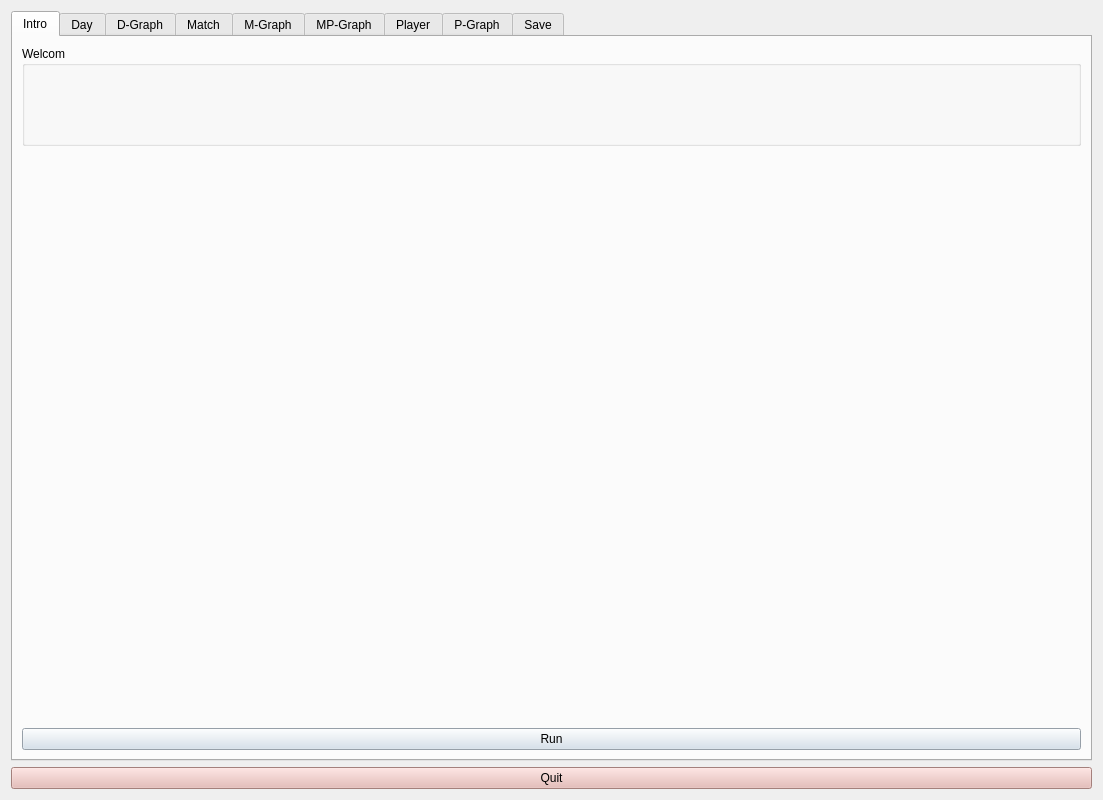
The window that uiFiles/physico_main.ui (sseungyong/physico_project) describes before a commit, drawn with Qt 5.
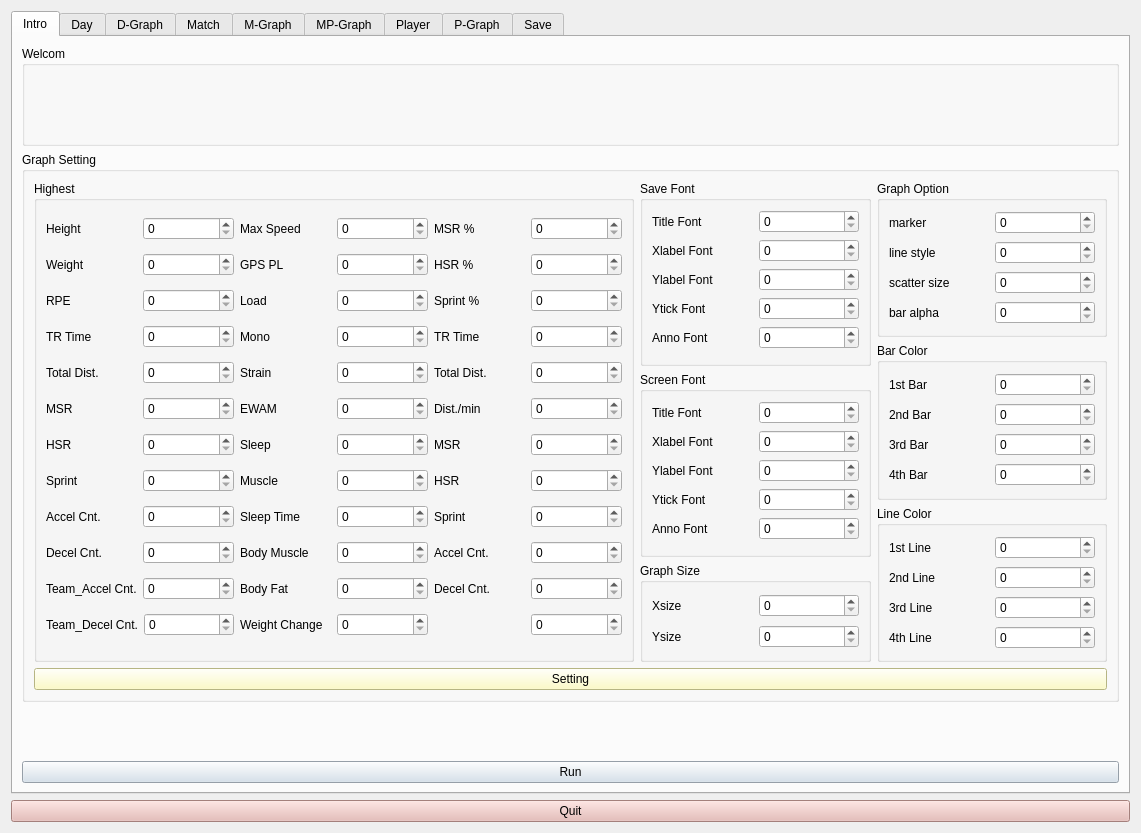
The same window after the commit. Icons and pictures are not drawn.

Commit message: updated Dist. Load

What changed in the file:
```diff
--- a/uiFiles/physico_main.ui
+++ b/uiFiles/physico_main.ui
@@ -6,8 +6,8 @@
    <rect>
     <x>0</x>
     <y>0</y>
-    <width>1103</width>
-    <height>800</height>
+    <width>1141</width>
+    <height>833</height>
    </rect>
   </property>
   <property name="minimumSize">
@@ -74,6 +74,964 @@
          </layout>
         </widget>
        </item>
+       <item>
+        <widget class="QGroupBox" name="groupBox_4">
+         <property name="minimumSize">
+          <size>
+           <width>0</width>
+           <height>550</height>
+          </size>
+         </property>
+         <property name="title">
+          <string>Graph Setting</string>
+         </property>
+         <layout class="QVBoxLayout" name="verticalLayout_50">
+          <item>
+           <layout class="QHBoxLayout" name="horizontalLayout_78">
+            <item>
+             <widget class="QGroupBox" name="groupBox_5">
+              <property name="minimumSize">
+               <size>
+                <width>600</width>
+                <height>0</height>
+               </size>
+              </property>
+              <property name="title">
+               <string>Highest</string>
+              </property>
+              <layout class="QGridLayout" name="gridLayout_9">
+               <item row="4" column="0">
+                <layout class="QHBoxLayout" name="horizontalLayout_20">
+                 <item>
+                  <widget class="QLabel" name="label_15">
+                   <property name="text">
+                    <string>Total Dist.</string>
+                   </property>
+                  </widget>
+                 </item>
+                 <item>
+                  <widget class="QSpinBox" name="spinBox_5"/>
+                 </item>
+                </layout>
+               </item>
+               <item row="0" column="0">
+                <layout class="QHBoxLayout" name="horizontalLayout_16">
+                 <item>
+                  <widget class="QLabel" name="label_11">
+                   <property name="text">
+                    <string>Height</string>
+                   </property>
+                  </widget>
+                 </item>
+                 <item>
+                  <widget class="QSpinBox" name="spinBox"/>
+                 </item>
+                </layout>
+               </item>
+               <item row="1" column="0">
+                <layout class="QHBoxLayout" name="horizontalLayout_17">
+                 <item>
+                  <widget class="QLabel" name="label_12">
+                   <property name="text">
+                    <string>Weight</string>
+                   </property>
+                  </widget>
+                 </item>
+                 <item>
+                  <widget class="QSpinBox" name="spinBox_2"/>
+                 </item>
+                </layout>
+               </item>
+               <item row="1" column="1">
+                <layout class="QHBoxLayout" name="horizontalLayout_36">
+                 <item>
+                  <widget class="QLabel" name="label_31">
+                   <property name="text">
+                    <string>GPS PL</string>
+                   </property>
+                  </widget>
+                 </item>
+                 <item>
+                  <widget class="QSpinBox" name="spinBox_21"/>
+                 </item>
+                </layout>
+               </item>
+               <item row="2" column="1">
+                <layout class="QHBoxLayout" name="horizontalLayout_28">
+                 <item>
+                  <widget class="QLabel" name="label_23">
+                   <property name="text">
+                    <string>Load</string>
+                   </property>
+                  </widget>
+                 </item>
+                 <item>
+                  <widget class="QSpinBox" name="spinBox_13"/>
+                 </item>
+                </layout>
+               </item>
+               <item row="0" column="1">
+                <layout class="QHBoxLayout" name="horizontalLayout_35">
+                 <item>
+                  <widget class="QLabel" name="label_30">
+                   <property name="text">
+                    <string>Max Speed</string>
+                   </property>
+                  </widget>
+                 </item>
+                 <item>
+                  <widget class="QSpinBox" name="spinBox_20"/>
+                 </item>
+                </layout>
+               </item>
+               <item row="0" column="2">
+                <layout class="QHBoxLayout" name="horizontalLayout_44">
+                 <item>
+                  <widget class="QLabel" name="label_39">
+                   <property name="text">
+                    <string>MSR %</string>
+                   </property>
+                  </widget>
+                 </item>
+                 <item>
+                  <widget class="QSpinBox" name="spinBox_29"/>
+                 </item>
+                </layout>
+               </item>
+               <item row="2" column="0">
+                <layout class="QHBoxLayout" name="horizontalLayout_18">
+                 <item>
+                  <widget class="QLabel" name="label_13">
+                   <property name="text">
+                    <string>RPE</string>
+                   </property>
+                  </widget>
+                 </item>
+                 <item>
+                  <widget class="QSpinBox" name="spinBox_3"/>
+                 </item>
+                </layout>
+               </item>
+               <item row="5" column="0">
+                <layout class="QHBoxLayout" name="horizontalLayout_21">
+                 <item>
+                  <widget class="QLabel" name="label_16">
+                   <property name="text">
+                    <string>MSR</string>
+                   </property>
+                  </widget>
+                 </item>
+                 <item>
+                  <widget class="QSpinBox" name="spinBox_6"/>
+                 </item>
+                </layout>
+               </item>
+               <item row="2" column="2">
+                <layout class="QHBoxLayout" name="horizontalLayout_50">
+                 <item>
+                  <widget class="QLabel" name="label_45">
+                   <property name="text">
+                    <string>Sprint %</string>
+                   </property>
+                  </widget>
+                 </item>
+                 <item>
+                  <widget class="QSpinBox" name="spinBox_35"/>
+                 </item>
+                </layout>
+               </item>
+               <item row="3" column="1">
+                <layout class="QHBoxLayout" name="horizontalLayout_31">
+                 <item>
+                  <widget class="QLabel" name="label_26">
+                   <property name="text">
+                    <string>Mono</string>
+                   </property>
+                  </widget>
+                 </item>
+                 <item>
+                  <widget class="QSpinBox" name="spinBox_16"/>
+                 </item>
+                </layout>
+               </item>
+               <item row="3" column="2">
+                <layout class="QHBoxLayout" name="horizontalLayout_48">
+                 <item>
+                  <widget class="QLabel" name="label_43">
+                   <property name="text">
+                    <string>TR Time &lt;SUM&gt;</string>
+                   </property>
+                  </widget>
+                 </item>
+                 <item>
+                  <widget class="QSpinBox" name="spinBox_33"/>
+                 </item>
+                </layout>
+               </item>
+               <item row="4" column="1">
+                <layout class="QHBoxLayout" name="horizontalLayout_32">
+                 <item>
+                  <widget class="QLabel" name="label_27">
+                   <property name="text">
+                    <string>Strain</string>
+                   </property>
+                  </widget>
+                 </item>
+                 <item>
+                  <widget class="QSpinBox" name="spinBox_17"/>
+                 </item>
+                </layout>
+               </item>
+               <item row="1" column="2">
+                <layout class="QHBoxLayout" name="horizontalLayout_40">
+                 <item>
+                  <widget class="QLabel" name="label_35">
+                   <property name="text">
+                    <string>HSR %</string>
+                   </property>
+                  </widget>
+                 </item>
+                 <item>
+                  <widget class="QSpinBox" name="spinBox_25"/>
+                 </item>
+                </layout>
+               </item>
+               <item row="3" column="0">
+                <layout class="QHBoxLayout" name="horizontalLayout_19">
+                 <item>
+                  <widget class="QLabel" name="label_14">
+                   <property name="text">
+                    <string>TR Time</string>
+                   </property>
+                  </widget>
+                 </item>
+                 <item>
+                  <widget class="QSpinBox" name="spinBox_4"/>
+                 </item>
+                </layout>
+               </item>
+               <item row="11" column="0">
+                <layout class="QHBoxLayout" name="horizontalLayout_27">
+                 <item>
+                  <widget class="QLabel" name="label_22">
+                   <property name="text">
+                    <string>Team_Decel Cnt.</string>
+                   </property>
+                  </widget>
+                 </item>
+                 <item>
+                  <widget class="QSpinBox" name="spinBox_12"/>
+                 </item>
+                </layout>
+               </item>
+               <item row="9" column="0">
+                <layout class="QHBoxLayout" name="horizontalLayout_25">
+                 <item>
+                  <widget class="QLabel" name="label_20">
+                   <property name="text">
+                    <string>Decel Cnt.</string>
+                   </property>
+                  </widget>
+                 </item>
+                 <item>
+                  <widget class="QSpinBox" name="spinBox_10"/>
+                 </item>
+                </layout>
+               </item>
+               <item row="7" column="0">
+                <layout class="QHBoxLayout" name="horizontalLayout_23">
+                 <item>
+                  <widget class="QLabel" name="label_18">
+                   <property name="text">
+                    <string>Sprint</string>
+                   </property>
+                  </widget>
+                 </item>
+                 <item>
+                  <widget class="QSpinBox" name="spinBox_8"/>
+                 </item>
+                </layout>
+               </item>
+               <item row="10" column="2">
+                <layout class="QHBoxLayout" name="horizontalLayout_42">
+                 <item>
+                  <widget class="QLabel" name="label_37">
+                   <property name="text">
+                    <string>Decel Cnt. &lt;SUM&gt;</string>
+                   </property>
+                  </widget>
+                 </item>
+                 <item>
+                  <widget class="QSpinBox" name="spinBox_27"/>
+                 </item>
+                </layout>
+               </item>
+               <item row="4" column="2">
+                <layout class="QHBoxLayout" name="horizontalLayout_49">
+                 <item>
+                  <widget class="QLabel" name="label_44">
+                   <property name="text">
+                    <string>Total Dist. &lt;SUM&gt;</string>
+                   </property>
+                  </widget>
+                 </item>
+                 <item>
+                  <widget class="QSpinBox" name="spinBox_34"/>
+                 </item>
+                </layout>
+               </item>
+               <item row="9" column="1">
+                <layout class="QHBoxLayout" name="horizontalLayout_39">
+                 <item>
+                  <widget class="QLabel" name="label_34">
+                   <property name="text">
+                    <string>Body Muscle</string>
+                   </property>
+                  </widget>
+                 </item>
+                 <item>
+                  <widget class="QSpinBox" name="spinBox_24"/>
+                 </item>
+                </layout>
+               </item>
+               <item row="11" column="1">
+                <layout class="QHBoxLayout" name="horizontalLayout_30">
+                 <item>
+                  <widget class="QLabel" name="label_25">
+                   <property name="text">
+                    <string>Weight Change</string>
+                   </property>
+                  </widget>
+                 </item>
+                 <item>
+                  <widget class="QSpinBox" name="spinBox_15"/>
+                 </item>
+                </layout>
+               </item>
+               <item row="6" column="2">
+                <layout class="QHBoxLayout" name="horizontalLayout_43">
+                 <item>
+                  <widget class="QLabel" name="label_38">
+                   <property name="text">
+                    <string>MSR &lt;SUM&gt;</string>
+                   </property>
+                  </widget>
+                 </item>
+                 <item>
+                  <widget class="QSpinBox" name="spinBox_28"/>
+                 </item>
+                </layout>
+               </item>
+               <item row="6" column="1">
+                <layout class="QHBoxLayout" name="horizontalLayout_34">
+                 <item>
+                  <widget class="QLabel" name="label_29">
+                   <property name="text">
+                    <string>Sleep</string>
+                   </property>
+                  </widget>
+                 </item>
+                 <item>
+                  <widget class="QSpinBox" name="spinBox_19"/>
+                 </item>
+                </layout>
+               </item>
+               <item row="9" column="2">
+                <layout class="QHBoxLayout" name="horizontalLayout_47">
+                 <item>
+                  <widget class="QLabel" name="label_42">
+                   <property name="text">
+                    <string>Accel Cnt. &lt;SUM&gt;</string>
+                   </property>
+                  </widget>
+                 </item>
+                 <item>
+                  <widget class="QSpinBox" name="spinBox_32"/>
+                 </item>
+                </layout>
+               </item>
+               <item row="6" column="0">
+                <layout class="QHBoxLayout" name="horizontalLayout_22">
+                 <item>
+                  <widget class="QLabel" name="label_17">
+                   <property name="text">
+                    <string>HSR</string>
+                   </property>
+                  </widget>
+                 </item>
+                 <item>
+                  <widget class="QSpinBox" name="spinBox_7"/>
+                 </item>
+                </layout>
+               </item>
+               <item row="10" column="0">
+                <layout class="QHBoxLayout" name="horizontalLayout_26">
+                 <item>
+                  <widget class="QLabel" name="label_21">
+                   <property name="text">
+                    <string>Team_Accel Cnt.</string>
+                   </property>
+                  </widget>
+                 </item>
+                 <item>
+                  <widget class="QSpinBox" name="spinBox_11"/>
+                 </item>
+                </layout>
+               </item>
+               <item row="5" column="1">
+                <layout class="QHBoxLayout" name="horizontalLayout_37">
+                 <item>
+                  <widget class="QLabel" name="label_32">
+                   <property name="text">
+                    <string>EWAM</string>
+                   </property>
+                  </widget>
+                 </item>
+                 <item>
+                  <widget class="QSpinBox" name="spinBox_22"/>
+                 </item>
+                </layout>
+               </item>
+               <item row="8" column="0">
+                <layout class="QHBoxLayout" name="horizontalLayout_24">
+                 <item>
+                  <widget class="QLabel" name="label_19">
+                   <property name="text">
+                    <string>Accel Cnt.</string>
+                   </property>
+                  </widget>
+                 </item>
+                 <item>
+                  <widget class="QSpinBox" name="spinBox_9"/>
+                 </item>
+                </layout>
+               </item>
+               <item row="7" column="1">
+                <layout class="QHBoxLayout" name="horizontalLayout_29">
+                 <item>
+                  <widget class="QLabel" name="label_24">
+                   <property name="text">
+                    <string>Muscle</string>
+                   </property>
+                  </widget>
+                 </item>
+                 <item>
+                  <widget class="QSpinBox" name="spinBox_14"/>
+                 </item>
+                </layout>
+               </item>
+               <item row="8" column="1">
+                <layout class="QHBoxLayout" name="horizontalLayout_33">
+                 <item>
+                  <widget class="QLabel" name="label_28">
+                   <property name="text">
+                    <string>Sleep Time</string>
+                   </property>
+                  </widget>
+                 </item>
+                 <item>
+                  <widget class="QSpinBox" name="spinBox_18"/>
+                 </item>
+                </layout>
+               </item>
+               <item row="5" column="2">
+                <layout class="QHBoxLayout" name="horizontalLayout_45">
+                 <item>
+                  <widget class="QLabel" name="label_40">
+                   <property name="text">
+                    <string>Dist./min &lt;SUM&gt;</string>
+                   </property>
+                  </widget>
+                 </item>
+                 <item>
+                  <widget class="QSpinBox" name="spinBox_30"/>
+                 </item>
+                </layout>
+               </item>
+               <item row="10" column="1">
+                <layout class="QHBoxLayout" name="horizontalLayout_38">
+                 <item>
+                  <widget class="QLabel" name="label_33">
+                   <property name="text">
+                    <string>Body Fat</string>
+                   </property>
+                  </widget>
+                 </item>
+                 <item>
+                  <widget class="QSpinBox" name="spinBox_23"/>
+                 </item>
+                </layout>
+               </item>
+               <item row="8" column="2">
+                <layout class="QHBoxLayout" name="horizontalLayout_41">
+                 <item>
+                  <widget class="QLabel" name="label_36">
+                   <property name="text">
+                    <string>Sprint &lt;SUM&gt;</string>
+                   </property>
+                  </widget>
+                 </item>
+                 <item>
+                  <widget class="QSpinBox" name="spinBox_26"/>
+                 </item>
+                </layout>
+               </item>
+               <item row="7" column="2">
+                <layout class="QHBoxLayout" name="horizontalLayout_51">
+                 <item>
+                  <widget class="QLabel" name="label_46">
+                   <property name="text">
+                    <string>HSR &lt;SUM&gt;</string>
+                   </property>
+                  </widget>
+                 </item>
+                 <item>
+                  <widget class="QSpinBox" name="spinBox_36"/>
+                 </item>
+                </layout>
+               </item>
+               <item row="11" column="2">
+                <layout class="QHBoxLayout" name="horizontalLayout_46">
+                 <item>
+                  <widget class="QLabel" name="label_41">
+                   <property name="text">
+                    <string/>
+                   </property>
+                  </widget>
+                 </item>
+                 <item>
+                  <widget class="QSpinBox" name="spinBox_31"/>
+                 </item>
+                </layout>
+               </item>
+              </layout>
+             </widget>
+            </item>
+            <item>
+             <layout class="QVBoxLayout" name="verticalLayout_43">
+              <item>
+               <widget class="QGroupBox" name="groupBox_8">
+                <property name="minimumSize">
+                 <size>
+                  <width>0</width>
+                  <height>185</height>
+                 </size>
+                </property>
+                <property name="title">
+                 <string>Save Font</string>
+                </property>
+                <layout class="QVBoxLayout" name="verticalLayout_44">
+                 <item>
+                  <layout class="QHBoxLayout" name="horizontalLayout_53">
+                   <item>
+                    <widget class="QLabel" name="label_48">
+                     <property name="text">
+                      <string>Title Font</string>
+                     </property>
+                    </widget>
+                   </item>
+                   <item>
+                    <widget class="QSpinBox" name="spinBox_38"/>
+                   </item>
+                  </layout>
+                 </item>
+                 <item>
+                  <layout class="QHBoxLayout" name="horizontalLayout_54">
+                   <item>
+                    <widget class="QLabel" name="label_49">
+                     <property name="text">
+                      <string>Xlabel Font</string>
+                     </property>
+                    </widget>
+                   </item>
+                   <item>
+                    <widget class="QSpinBox" name="spinBox_39"/>
+                   </item>
+                  </layout>
+                 </item>
+                 <item>
+                  <layout class="QHBoxLayout" name="horizontalLayout_55">
+                   <item>
+                    <widget class="QLabel" name="label_50">
+                     <property name="text">
+                      <string>Ylabel Font</string>
+                     </property>
+                    </widget>
+                   </item>
+                   <item>
+                    <widget class="QSpinBox" name="spinBox_40"/>
+                   </item>
+                  </layout>
+                 </item>
+                 <item>
+                  <layout class="QHBoxLayout" name="horizontalLayout_57">
+                   <item>
+                    <widget class="QLabel" name="label_52">
+                     <property name="text">
+                      <string>Ytick Font</string>
+                     </property>
+                    </widget>
+                   </item>
+                   <item>
+                    <widget class="QSpinBox" name="spinBox_42"/>
+                   </item>
+                  </layout>
+                 </item>
+                 <item>
+                  <layout class="QHBoxLayout" name="horizontalLayout_56">
+                   <item>
+                    <widget class="QLabel" name="label_51">
+                     <property name="text">
+                      <string>Anno Font</string>
+                     </property>
+                    </widget>
+                   </item>
+                   <item>
+                    <widget class="QSpinBox" name="spinBox_41"/>
+                   </item>
+                  </layout>
+                 </item>
+                </layout>
+               </widget>
+              </item>
+              <item>
+               <widget class="QGroupBox" name="groupBox_7">
+                <property name="minimumSize">
+                 <size>
+                  <width>0</width>
+                  <height>185</height>
+                 </size>
+                </property>
+                <property name="title">
+                 <string>Screen Font</string>
+                </property>
+                <layout class="QVBoxLayout" name="verticalLayout_45">
+                 <item>
+                  <layout class="QHBoxLayout" name="horizontalLayout_59">
+                   <item>
+                    <widget class="QLabel" name="label_54">
+                     <property name="text">
+                      <string>Title Font</string>
+                     </property>
+                    </widget>
+                   </item>
+                   <item>
+                    <widget class="QSpinBox" name="spinBox_44"/>
+                   </item>
+                  </layout>
+                 </item>
+                 <item>
+                  <layout class="QHBoxLayout" name="horizontalLayout_62">
+                   <item>
+                    <widget class="QLabel" name="label_57">
+                     <property name="text">
+                      <string>Xlabel Font</string>
+                     </property>
+                    </widget>
+                   </item>
+                   <item>
+                    <widget class="QSpinBox" name="spinBox_47"/>
+                   </item>
+                  </layout>
+                 </item>
+                 <item>
+                  <layout class="QHBoxLayout" name="horizontalLayout_58">
+                   <item>
+                    <widget class="QLabel" name="label_53">
+                     <property name="text">
+                      <string>Ylabel Font</string>
+                     </property>
+                    </widget>
+                   </item>
+                   <item>
+                    <widget class="QSpinBox" name="spinBox_43"/>
+                   </item>
+                  </layout>
+                 </item>
+                 <item>
+                  <layout class="QHBoxLayout" name="horizontalLayout_60">
+                   <item>
+                    <widget class="QLabel" name="label_55">
+                     <property name="text">
+                      <string>Ytick Font</string>
+                     </property>
+                    </widget>
+                   </item>
+                   <item>
+                    <widget class="QSpinBox" name="spinBox_45"/>
+                   </item>
+                  </layout>
+                 </item>
+                 <item>
+                  <layout class="QHBoxLayout" name="horizontalLayout_61">
+                   <item>
+                    <widget class="QLabel" name="label_56">
+                     <property name="text">
+                      <string>Anno Font</string>
+                     </property>
+                    </widget>
+                   </item>
+                   <item>
+                    <widget class="QSpinBox" name="spinBox_46"/>
+                   </item>
+                  </layout>
+                 </item>
+                </layout>
+               </widget>
+              </item>
+              <item>
+               <widget class="QGroupBox" name="groupBox_6">
+                <property name="title">
+                 <string>Graph Size</string>
+                </property>
+                <layout class="QVBoxLayout" name="verticalLayout_46">
+                 <item>
+                  <layout class="QHBoxLayout" name="horizontalLayout_63">
+                   <item>
+                    <widget class="QLabel" name="label_58">
+                     <property name="text">
+                      <string>Xsize</string>
+                     </property>
+                    </widget>
+                   </item>
+                   <item>
+                    <widget class="QSpinBox" name="spinBox_48"/>
+                   </item>
+                  </layout>
+                 </item>
+                 <item>
+                  <layout class="QHBoxLayout" name="horizontalLayout_64">
+                   <item>
+                    <widget class="QLabel" name="label_59">
+                     <property name="text">
+                      <string>Ysize</string>
+                     </property>
+                    </widget>
+                   </item>
+                   <item>
+                    <widget class="QSpinBox" name="spinBox_49"/>
+                   </item>
+                  </layout>
+                 </item>
+                </layout>
+               </widget>
+              </item>
+             </layout>
+            </item>
+            <item>
+             <layout class="QVBoxLayout" name="verticalLayout_42">
+              <item>
+               <widget class="QGroupBox" name="groupBox_9">
+                <property name="title">
+                 <string>Graph Option</string>
+                </property>
+                <layout class="QVBoxLayout" name="verticalLayout_47">
+                 <item>
+                  <layout class="QHBoxLayout" name="horizontalLayout_66">
+                   <item>
+                    <widget class="QLabel" name="label_61">
+                     <property name="text">
+                      <string>marker</string>
+                     </property>
+                    </widget>
+                   </item>
+                   <item>
+                    <widget class="QSpinBox" name="spinBox_51"/>
+                   </item>
+                  </layout>
+                 </item>
+                 <item>
+                  <layout class="QHBoxLayout" name="horizontalLayout_68">
+                   <item>
+                    <widget class="QLabel" name="label_63">
+                     <property name="text">
+                      <string>line style</string>
+                     </property>
+                    </widget>
+                   </item>
+                   <item>
+                    <widget class="QSpinBox" name="spinBox_53"/>
+                   </item>
+                  </layout>
+                 </item>
+                 <item>
+                  <layout class="QHBoxLayout" name="horizontalLayout_65">
+                   <item>
+                    <widget class="QLabel" name="label_60">
+                     <property name="text">
+                      <string>scatter size</string>
+                     </property>
+                    </widget>
+                   </item>
+                   <item>
+                    <widget class="QSpinBox" name="spinBox_50"/>
+                   </item>
+                  </layout>
+                 </item>
+                 <item>
+                  <layout class="QHBoxLayout" name="horizontalLayout_67">
+                   <item>
+                    <widget class="QLabel" name="label_62">
+                     <property name="text">
+                      <string>bar alpha</string>
+                     </property>
+                    </widget>
+                   </item>
+                   <item>
+                    <widget class="QSpinBox" name="spinBox_52"/>
+                   </item>
+                  </layout>
+                 </item>
+                </layout>
+               </widget>
+              </item>
+              <item>
+               <widget class="QGroupBox" name="groupBox_10">
+                <property name="title">
+                 <string>Bar Color</string>
+                </property>
+                <layout class="QVBoxLayout" name="verticalLayout_48">
+                 <item>
+                  <layout class="QHBoxLayout" name="horizontalLayout_70">
+                   <item>
+                    <widget class="QLabel" name="label_65">
+                     <property name="text">
+                      <string>1st Bar</string>
+                     </property>
+                    </widget>
+                   </item>
+                   <item>
+                    <widget class="QSpinBox" name="spinBox_55"/>
+                   </item>
+                  </layout>
+                 </item>
+                 <item>
+                  <layout class="QHBoxLayout" name="horizontalLayout_72">
+                   <item>
+                    <widget class="QLabel" name="label_67">
+                     <property name="text">
+                      <string>2nd Bar</string>
+                     </property>
+                    </widget>
+                   </item>
+                   <item>
+                    <widget class="QSpinBox" name="spinBox_57"/>
+                   </item>
+                  </layout>
+                 </item>
+                 <item>
+                  <layout class="QHBoxLayout" name="horizontalLayout_69">
+                   <item>
+                    <widget class="QLabel" name="label_64">
+                     <property name="text">
+                      <string>3rd Bar</string>
+                     </property>
+                    </widget>
+                   </item>
+                   <item>
+                    <widget class="QSpinBox" name="spinBox_54"/>
+                   </item>
+                  </layout>
+                 </item>
+                 <item>
+                  <layout class="QHBoxLayout" name="horizontalLayout_71">
+                   <item>
+                    <widget class="QLabel" name="label_66">
+                     <property name="text">
+                      <string>4th Bar</string>
+                     </property>
+                    </widget>
+                   </item>
+                   <item>
+                    <widget class="QSpinBox" name="spinBox_56"/>
+                   </item>
+                  </layout>
+                 </item>
+                </layout>
+               </widget>
+              </item>
+              <item>
+               <widget class="QGroupBox" name="groupBox_11">
+                <property name="title">
+                 <string>Line Color</string>
+                </property>
+                <layout class="QVBoxLayout" name="verticalLayout_49">
+                 <item>
+                  <layout class="QHBoxLayout" name="horizontalLayout_74">
+                   <item>
+                    <widget class="QLabel" name="label_69">
+                     <property name="text">
+                      <string>1st Line</string>
+                     </property>
+                    </widget>
+                   </item>
+                   <item>
+                    <widget class="QSpinBox" name="spinBox_59"/>
+                   </item>
+                  </layout>
+                 </item>
+                 <item>
+                  <layout class="QHBoxLayout" name="horizontalLayout_76">
+                   <item>
+                    <widget class="QLabel" name="label_71">
+                     <property name="text">
+                      <string>2nd Line</string>
+                     </property>
+                    </widget>
+                   </item>
+                   <item>
+                    <widget class="QSpinBox" name="spinBox_61"/>
+                   </item>
+                  </layout>
+                 </item>
+                 <item>
+                  <layout class="QHBoxLayout" name="horizontalLayout_73">
+                   <item>
+                    <widget class="QLabel" name="label_68">
+                     <property name="text">
+                      <string>3rd Line</string>
+                     </property>
+                    </widget>
+                   </item>
+                   <item>
+                    <widget class="QSpinBox" name="spinBox_58"/>
+                   </item>
+                  </layout>
+                 </item>
+                 <item>
+                  <layout class="QHBoxLayout" name="horizontalLayout_75">
+                   <item>
+                    <widget class="QLabel" name="label_70">
+                     <property name="text">
+                      <string>4th Line</string>
+                     </property>
+                    </widget>
+                   </item>
+                   <item>
+                    <widget class="QSpinBox" name="spinBox_60"/>
+                   </item>
+                  </layout>
+                 </item>
+                </layout>
+               </widget>
+              </item>
+             </layout>
+            </item>
+           </layout>
+          </item>
+          <item>
+           <widget class="QPushButton" name="pushButton">
+            <property name="styleSheet">
+             <string notr="true">background-color: rgb(255, 253, 184);</string>
+            </property>
+            <property name="text">
+             <string>Setting</string>
+            </property>
+           </widget>
+          </item>
+         </layout>
+        </widget>
+       </item>
        <item>
         <spacer name="verticalSpacer_2">
          <property name="orientation">
```
Left out of the diff: 94 changed lines with no effect on the pictures. The commit also changes 10 other files.
